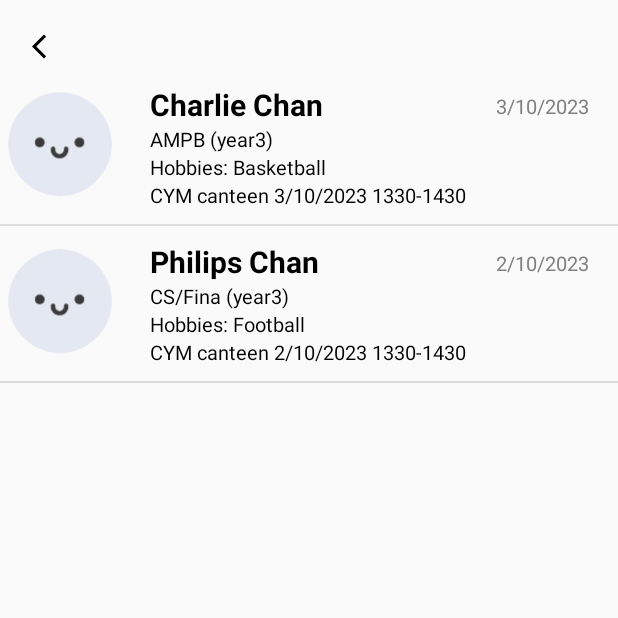
After one commit to timmychan823/comp3330project, an Android app built with Jetpack Compose: the ChatRoomActivity screen opened directly, with no data from a screen before it, on a phone screen of 412 x 824 dp, the top half of it. The commit adds this screen. Run offline under Robolectric (Android 15) with nearby library versions, the phone set to English and light mode, and no system bars.

```diff
--- a/app/src/main/java/com/example/ricelegfinder/ChatActivity.kt
+++ b/app/src/main/java/com/example/ricelegfinder/ChatActivity.kt
@@ -29,8 +29,9 @@ class ChatActivity : ComponentActivity() {
 
 
         imageBack.setOnClickListener{
-            val intent = Intent(this@ChatActivity, MainActivity::class.java)
-            startActivity(intent)
+            val intent = Intent(this@ChatActivity, ChatRoomActivity::class.java)
+            intent.setFlags(Intent.FLAG_ACTIVITY_REORDER_TO_FRONT)
+            startActivityIfNeeded(intent,0)
         }
 
         ic_send.setOnClickListener{
--- /dev/null
+++ b/app/src/main/java/com/example/ricelegfinder/ChatRoomActivity.kt
@@ -0,0 +1,59 @@
+package com.example.ricelegfinder
+import android.content.Intent
+import android.os.Bundle
+import android.widget.ListView
+import android.widget.SimpleAdapter
+import androidx.activity.ComponentActivity
+import androidx.appcompat.app.AppCompatActivity
+import androidx.appcompat.widget.AppCompatImageView
+
+class ChatRoomActivity : ComponentActivity() {
+    override fun onCreate(savedInstanceState: Bundle?) {
+        super.onCreate(savedInstanceState)
+        setContentView(R.layout.activity_chat_room)
+
+        val chatRoomBackButton: AppCompatImageView = findViewById(R.id.imageBackChatRoom)
+
+        chatRoomBackButton.setOnClickListener{
+            val intent = Intent(this@ChatRoomActivity, MainActivity::class.java)
+            intent.setFlags(Intent.FLAG_ACTIVITY_REORDER_TO_FRONT)
+            startActivityIfNeeded(intent,0)
+
+        }
+
+
+
+        val studentList = ArrayList<ArrayList<String>>()
+
+        studentList.add(arrayListOf("Charlie Chan","AMPB (year3)","Hobbies: Basketball","CYM canteen 3/10/2023 1330-1430", "3/10/2023"))
+        studentList.add(arrayListOf("Philips Chan","CS/Fina (year3)","Hobbies: Football","CYM canteen 2/10/2023 1330-1430", "2/10/2023"))
+
+        val list = arrayListOf<MutableMap<String, Any>>()
+        for (i in studentList!!.indices) {
+            val map: MutableMap<String, Any> = HashMap()
+            val count = i+1
+            map["personNameChat"] = studentList[i][0]
+            map["majorAndYearChat"] = studentList[i][1]
+            map["hobbiesChat"] = studentList[i][2]
+            map["meetChat"] = studentList[i][3]
+            map["lastMessageDateChat"] = studentList[i][4]
+
+            list.add(map)
+        }
+        val adapter = SimpleAdapter(this, list, R.layout.person_list_item, arrayOf("personNameChat","majorAndYearChat","hobbiesChat","meetChat","lastMessageDateChat"), intArrayOf(R.id.personNameChat, R.id.majorAndYearChat,R.id.hobbiesChat,R.id.meetChat,R.id.lastMessageDateChat))
+        val list_view:ListView = findViewById(R.id.personlist_viewChat)
+        list_view.adapter = adapter
+
+        list_view.setOnItemClickListener{parent,view,position,id->
+            if (position==0){
+                val intent = Intent(this@ChatRoomActivity, ChatActivity::class.java)
+                intent.setFlags(Intent.FLAG_ACTIVITY_REORDER_TO_FRONT)
+                startActivityIfNeeded(intent,0)
+
+            }
+
+        }
+
+
+    }
+}
--- a/app/src/main/java/com/example/ricelegfinder/Constants.kt
+++ /dev/null
@@ -1,2 +0,0 @@
-package com.example.constants
-const val serverIPandPort = "http://192.168.1.207:8964"
--- a/app/src/main/java/com/example/ricelegfinder/MainActivity.kt
+++ b/app/src/main/java/com/example/ricelegfinder/MainActivity.kt
@@ -28,7 +28,6 @@ import org.json.JSONArray
 import org.json.JSONObject
 
 
-import com.example.constants.serverIPandPort
 
 class MainActivity : ComponentActivity() {
 
@@ -59,7 +58,7 @@ class MainActivity : ComponentActivity() {
             if (userEmailAddressText != "ricelegfinder@connect.hku.hk" || passwordText != "123456") {
                 errorText.text = "Incorrect email address or password"
             } else {
-                val intent = Intent(this@MainActivity, ChatActivity::class.java)
+                val intent = Intent(this@MainActivity, ChatRoomActivity::class.java)
                 errorText.text =""
                 intent.putExtra("my_user_id",1)
                 startActivity(intent)
--- a/app/src/main/java/com/example/ricelegfinder/PassCode.kt
+++ b/app/src/main/java/com/example/ricelegfinder/PassCode.kt
@@ -14,8 +14,9 @@ class PassCode : ComponentActivity() {
         val image_back_passcode: AppCompatImageView = findViewById(R.id.imageBackPasscode)
 
         image_back_passcode.setOnClickListener{
-            val intent = Intent(this@PassCode, MainActivity::class.java)
-            startActivity(intent)
+            val intent = Intent(this@PassCode, CreateaccountActivity::class.java)
+            intent.setFlags(Intent.FLAG_ACTIVITY_REORDER_TO_FRONT)
+            startActivityIfNeeded(intent,0)
 
         }
 
--- /dev/null
+++ b/app/src/main/res/layout/activity_chat_room.xml
@@ -0,0 +1,36 @@
+<?xml version="1.0" encoding="utf-8"?>
+<androidx.constraintlayout.widget.ConstraintLayout xmlns:android="http://schemas.android.com/apk/res/android"
+    xmlns:app="http://schemas.android.com/apk/res-auto"
+    xmlns:tools="http://schemas.android.com/tools"
+    android:layout_width="match_parent"
+    android:layout_height="match_parent"
+    tools:context=".ChatRoomActivity">
+
+    <LinearLayout
+        android:layout_width="match_parent"
+        android:layout_height="match_parent"
+        android:orientation="vertical">
+
+
+        <androidx.appcompat.widget.AppCompatImageView
+            android:id="@+id/imageBackChatRoom"
+            android:layout_width="30sp"
+            android:layout_height="30sp"
+            android:layout_marginStart="16sp"
+            android:layout_marginLeft="16sp"
+            android:layout_marginTop="16sp"
+            android:padding="5sp"
+            android:src="@drawable/ic_back"
+            android:tint="@color/black">
+
+        </androidx.appcompat.widget.AppCompatImageView>
+
+        <ListView
+            android:id="@+id/personlist_viewChat"
+            android:layout_width="match_parent"
+            android:layout_height="match_parent"
+            />
+
+    </LinearLayout>
+
+</androidx.constraintlayout.widget.ConstraintLayout>
--- a/app/src/main/res/layout/activity_main.xml
+++ b/app/src/main/res/layout/activity_main.xml
@@ -10,7 +10,7 @@
         android:layout_height="400px"
         android:paddingLeft="10px"
         android:paddingRight="10px"
-        android:src="@drawable/hkulogo"></ImageView>
+        android:src="@drawable/riceLegFinderFinalLogoWithText"></ImageView>
 
     <TextView
         android:layout_width="match_parent"
--- /dev/null
+++ b/app/src/main/res/layout/person_list_item.xml
@@ -0,0 +1,79 @@
+<?xml version="1.0" encoding="utf-8"?>
+<LinearLayout xmlns:android="http://schemas.android.com/apk/res/android"
+    android:layout_width="match_parent"
+    android:layout_height="match_parent"
+    android:paddingTop="10sp"
+    android:orientation="horizontal">
+
+
+        <ImageView
+            android:id="@+id/personIconChat"
+            android:layout_width="80sp"
+            android:layout_height="80sp"
+            android:layout_marginRight="20sp"
+            android:padding="4sp"
+            android:src="@drawable/smile_face">
+
+        </ImageView>
+
+        <LinearLayout
+            android:layout_width="wrap_content"
+            android:layout_height="wrap_content"
+            android:orientation="vertical"
+            >
+
+            <TextView
+                android:id="@+id/personNameChat"
+                android:layout_width="wrap_content"
+                android:layout_height="wrap_content"
+                android:textColor="#000000"
+                android:textSize="20sp"
+                android:textStyle="bold"
+                android:text="Charlie Chan"
+                />
+            <TextView
+                android:id="@+id/majorAndYearChat"
+                android:layout_width="wrap_content"
+                android:layout_height="wrap_content"
+                android:textColor="#000000"
+                android:text="AMPB (year3)"
+                android:textSize="13sp" />
+            <TextView
+                android:id="@+id/hobbiesChat"
+                android:layout_width="wrap_content"
+                android:layout_height="wrap_content"
+                android:textColor="#000000"
+                android:text="Basketball"
+
+                android:textSize="13sp" />
+            <TextView
+                android:id="@+id/meetChat"
+                android:layout_width="wrap_content"
+                android:layout_height="wrap_content"
+                android:textColor="#000000"
+                android:text="CYM canteen 3/10/2023 1330-1430"
+                android:paddingBottom="10sp"
+                android:textSize="13sp" />
+
+        </LinearLayout>
+
+        <TextView
+            android:id="@+id/lastMessageDateChat"
+            android:layout_width="wrap_content"
+            android:layout_height="wrap_content"
+            android:textColor="#808080"
+            android:text="3/10/2023"
+            android:layout_marginLeft="20sp"
+            android:layout_marginTop="5sp"
+
+            android:textSize="13sp" />
+
+
+
+
+
+
+
+
+
+</LinearLayout>
```
Also changed, not shown: app/src/main/AndroidManifest.xml (+5 -2 lines), app/src/main/java/com/example/ricelegfinder/CreateaccountActivity.kt (+5 -3 lines), app/src/main/java/com/example/ricelegfinder/HomePage.kt (deleted, +0 -28 lines), app/src/main/res/layout/home_page.xml (deleted, +0 -23 lines), app/src/main/res/drawable/riceLegFinderFinalLogo.png (added), app/src/main/res/drawable/riceLegFinderFinalLogoWithText.png (added).
